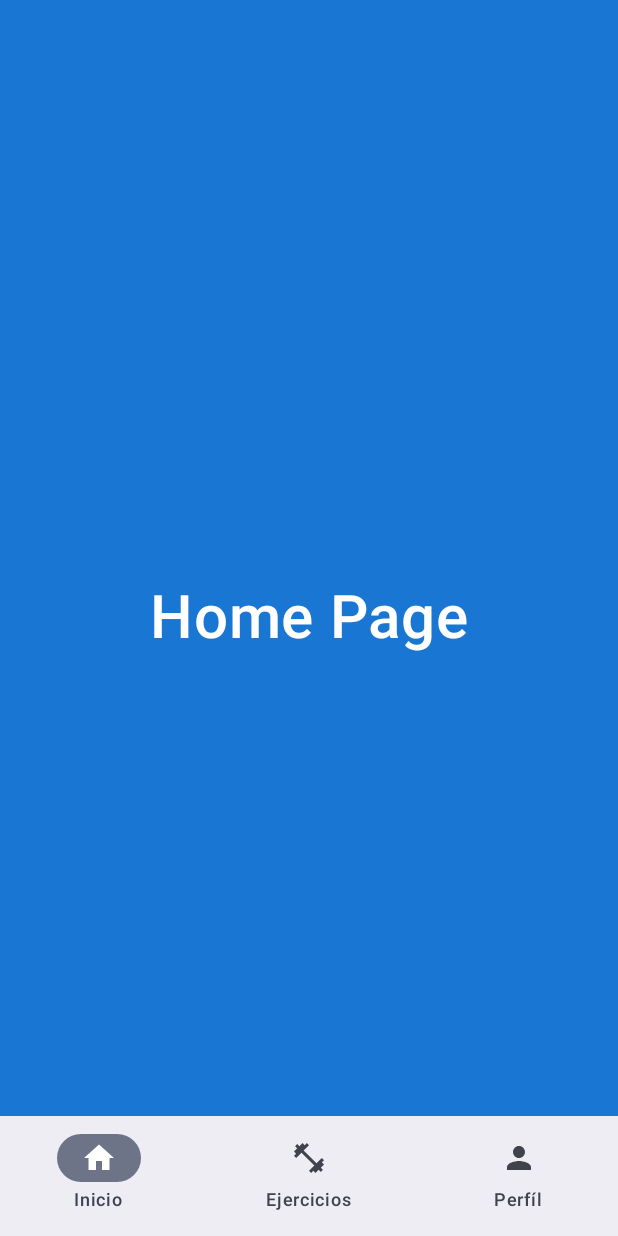
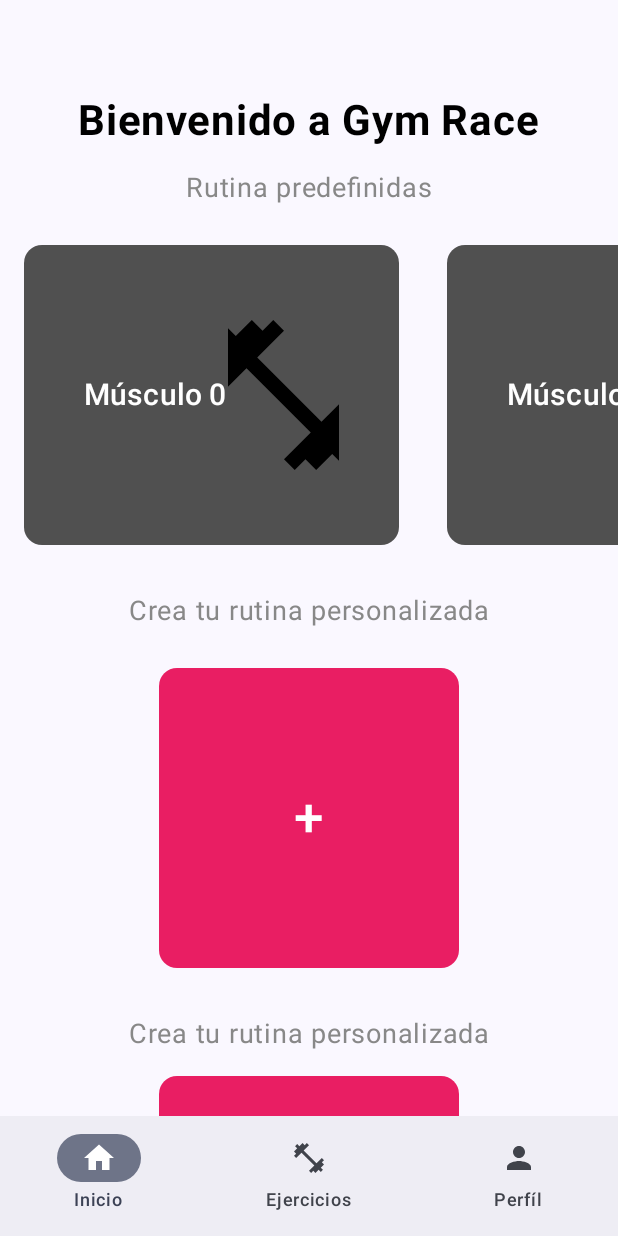
Before and after one commit to Javiiiii11/TFG-GymRace, an Android app built with Jetpack Compose: the screen it shows after launch (MainActivity), on a phone screen of 412 x 824 dp. Run offline under Robolectric (Android 15) with nearby library versions, the phone set to English and light mode, and no system bars.

Commit message:
Empiezo inicio

```diff
--- a/GymRace/app/src/main/java/com/example/gymrace/pages/HomePage.kt
+++ b/GymRace/app/src/main/java/com/example/gymrace/pages/HomePage.kt
@@ -1,31 +1,157 @@
 package np.com.bimalkafle.bottomnavigationdemo.pages
 
+import androidx.compose.foundation.Image
 import androidx.compose.foundation.background
-import androidx.compose.foundation.layout.Arrangement
-import androidx.compose.foundation.layout.Column
-import androidx.compose.foundation.layout.fillMaxSize
+import androidx.compose.foundation.layout.*
+import androidx.compose.foundation.lazy.LazyColumn
+import androidx.compose.foundation.lazy.LazyRow
+import androidx.compose.foundation.shape.RoundedCornerShape
+import androidx.compose.material3.Button
+import androidx.compose.material3.ButtonDefaults
 import androidx.compose.material3.Text
 import androidx.compose.runtime.Composable
 import androidx.compose.ui.Alignment
 import androidx.compose.ui.Modifier
 import androidx.compose.ui.graphics.Color
+import androidx.compose.ui.layout.ContentScale
+import androidx.compose.ui.res.painterResource
+import com.example.gymrace.R
 import androidx.compose.ui.text.font.FontWeight
+import androidx.compose.ui.unit.dp
 import androidx.compose.ui.unit.sp
 
 @Composable
 fun HomePage(modifier: Modifier = Modifier) {
-    Column(
+
+    LazyColumn(
         modifier = modifier
-            .fillMaxSize()
-            .background(Color(0xFF1976D2)),
-        verticalArrangement = Arrangement.Center,
+            .fillMaxSize(),
+//            .background(Color(0xFF121212)), // Color de fondo oscuro
+//        verticalArrangement = Arrangement.Center,
         horizontalAlignment = Alignment.CenterHorizontally
     ) {
-        Text(
-            text = "Home Page",
-            fontSize = 40.sp,
-            fontWeight = FontWeight.SemiBold,
-            color = Color.White
-        )
+        items(1) {
+
+            Spacer(modifier = Modifier.height(64.dp))
+
+            Text(
+                text = "Bienvenido a Gym Race", //nombre del usuario falta
+                fontSize = 28.sp,
+                fontWeight = FontWeight.Bold,
+                color = Color.Black
+            )
+
+            Spacer(modifier = Modifier.height(16.dp))
+
+            Text(
+                text = "Rutina predefinidas",
+                fontSize = 18.sp,
+                color = Color.Gray
+
+            )
+
+            Spacer(modifier = Modifier.height(10.dp))
+
+
+
+
+
+
+
+
+            LazyRow() {
+                items(10) { index -> // Rutinas
+                    Button(
+                        onClick = { /* Navegar a la página de rutinas */ },
+                        modifier = Modifier
+                            .padding(16.dp)
+                            .height(200.dp)
+                            .width(250.dp),
+                        shape = RoundedCornerShape(12.dp),
+                        colors = ButtonDefaults.buttonColors(Color(0xff505050))
+                    ) {
+                        Row(
+                            modifier = Modifier.fillMaxSize(),
+                            verticalAlignment = Alignment.CenterVertically,
+                            horizontalArrangement = Arrangement.SpaceBetween
+                        ) {
+                            Text(
+                                text = "Músculo $index", // Aquí pondrías el nombre del músculo
+                                color = Color.White,
+                                fontSize = 20.sp,
+                                modifier = Modifier.padding(start = 16.dp)
+                            )
+
+                            Image(
+                                painter = painterResource(id = R.drawable.fitness), //Reemplaza con la imagen correcta
+                                contentDescription = "Imagen músculo",
+                                modifier = Modifier
+                                    .size(120.dp)
+                                    .padding(end = 16.dp),
+                                contentScale = ContentScale.Crop
+                            )
+                        }
+                    }
+                }
+            }
+
+
+
+
+
+
+
+
+
+
+
+
+
+
+            Spacer(modifier = Modifier.height(16.dp))
+
+            Text(
+                text = "Crea tu rutina personalizada",
+                fontSize = 18.sp,
+                color = Color.Gray
+            )
+
+            Spacer(modifier = Modifier.height(10.dp))
+            LazyRow() {
+                items(1) {
+                    Button(
+                        onClick = { /* Navegar a la página de rutinas */ },
+                        modifier = Modifier
+                            .padding(16.dp)
+                            .height(200.dp)
+                            .width(200.dp),
+                        shape = RoundedCornerShape(12.dp),
+                        colors = ButtonDefaults.buttonColors(Color(0xFFE91E63))
+                    ) {
+                        Text(text = "+", color = Color.White, fontSize = 35.sp)
+                    }            }
+            }
+            Spacer(modifier = Modifier.height(16.dp))
+
+            Text(
+                text = "Crea tu rutina personalizada",
+                fontSize = 18.sp,
+                color = Color.Gray
+            )
+            Button(
+                onClick = { /* Navegar a la página de rutinas */ },
+                modifier = Modifier
+                    .padding(16.dp)
+                    .height(200.dp)
+                    .width(200.dp),
+                shape = RoundedCornerShape(12.dp),
+                colors = ButtonDefaults.buttonColors(Color(0xFFE91E63))
+            ) {
+                Text(text = "+", color = Color.White, fontSize = 35.sp)
+            }
+            Spacer(modifier = Modifier.height(95.dp)) // Add space below the last exercise
+
+        }
     }
+
 }
```
